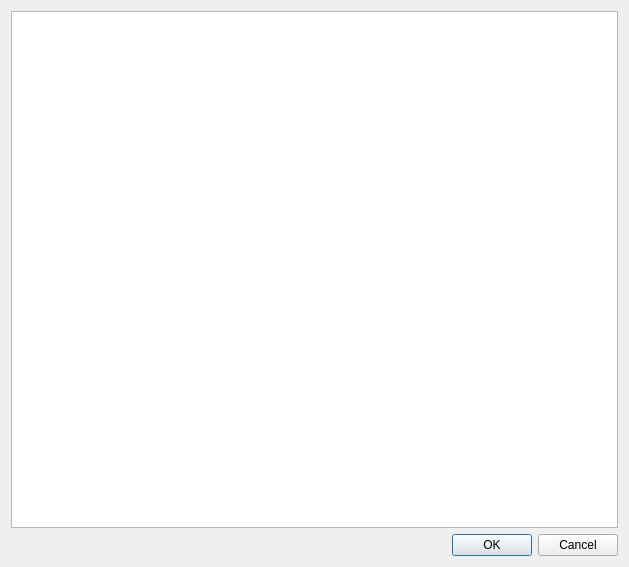
Above: anima/ui/ui_files/task_picker_dialog.ui from eoyilmaz/anima before the change. Below: the same form after it.
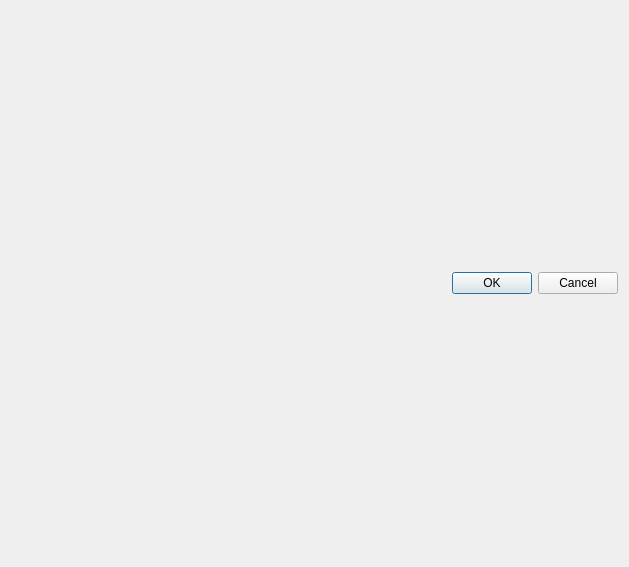
That is the form after the change.

Commit message: * **Update:** Fully implemented the new ``task_dialog`` which allows Tasks to be created/updated directly from the VersionCreator UI or anywhere that includes the ``task_dialog``. * **Update:** The default log level for the whole library is set to ERROR instead of DEBUG, which hopefully will make things behave faster.

What changed in the file:
```diff
--- a/anima/ui/ui_files/task_picker_dialog.ui
+++ b/anima/ui/ui_files/task_picker_dialog.ui
@@ -14,9 +14,6 @@
    <string>Dialog</string>
   </property>
   <layout class="QVBoxLayout" name="verticalLayout">
-   <item>
-    <widget class="QTreeView" name="tasks_treeView"/>
-   </item>
    <item>
     <widget class="QDialogButtonBox" name="buttonBox">
      <property name="orientation">
```
The commit also changes 12 other files.
